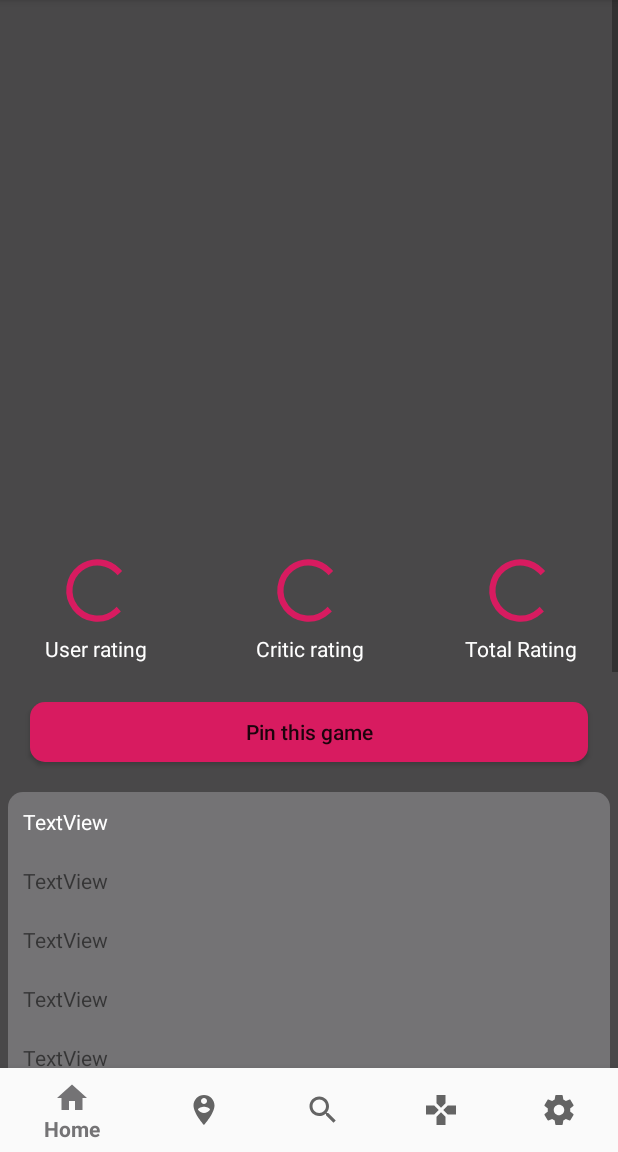
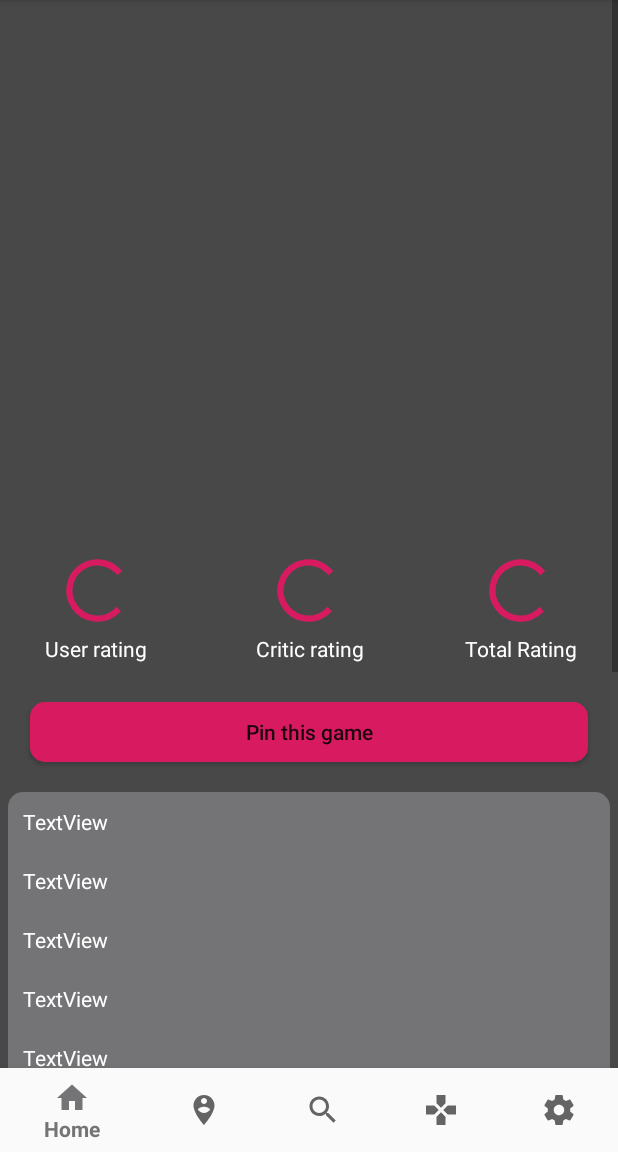
Before and after one commit to jonathanStevanka/GamersHub, an Android app: the fragment home_screenitemCLICK placed in its activity, on a phone screen of 412 x 824 dp, the part 84-1236 px from its top. Run offline under Robolectric (Android 15) with nearby library versions, the phone set to English and light mode, and no system bars; our stand-ins replace Picasso; libraries missing offline, so code that uses them is left out: com.androidnetworking, com.androidnetworking.common, com.androidnetworking.error, com.androidnetworking.interfaces, com.dinuscxj.progressbar and 1 more; plain views replace CircleProgressBar, DotsIndicator; pictures from the network do not load; 45 statements that could not run were skipped.

Commit message:
transfer to PC
-updated homescreenclick titles to white text

```diff
--- a/app/src/main/res/layout/fragment_home_screenitem_click.xml
+++ b/app/src/main/res/layout/fragment_home_screenitem_click.xml
@@ -184,10 +184,9 @@
 
             <com.tbuonomo.viewpagerdotsindicator.DotsIndicator
                 android:id="@+id/screenshotIndicator"
-                android:layout_width="wrap_content"
+                android:layout_width="0dp"
                 android:layout_height="22dp"
-                android:layout_marginStart="125dp"
-                android:layout_marginEnd="125dp"
+                android:gravity="center"
                 app:dotsColor="@color/colorPrimary"
                 app:dotsCornerRadius="8dp"
                 app:dotsSize="10dp"
@@ -210,6 +209,7 @@
                 android:background="@color/colorPrimary"
                 android:padding="10dp"
                 android:text="TextView"
+                android:textColor="@android:color/white"
                 app:layout_constraintEnd_toEndOf="parent"
                 app:layout_constraintHorizontal_bias="0.0"
                 app:layout_constraintStart_toStartOf="parent"
@@ -224,6 +224,7 @@
                 android:background="@color/colorPrimary"
                 android:padding="10dp"
                 android:text="TextView"
+                android:textColor="@android:color/white"
                 app:layout_constraintEnd_toEndOf="parent"
                 app:layout_constraintStart_toStartOf="parent"
                 app:layout_constraintTop_toBottomOf="@+id/videoGameImageURL" />
@@ -237,6 +238,7 @@
                 android:background="@color/colorPrimary"
                 android:padding="10dp"
                 android:text="TextView"
+                android:textColor="@android:color/white"
                 app:layout_constraintEnd_toEndOf="parent"
                 app:layout_constraintStart_toStartOf="parent"
                 app:layout_constraintTop_toBottomOf="@+id/videoGamePlatform" />
@@ -250,6 +252,7 @@
                 android:background="@color/colorPrimary"
                 android:padding="10dp"
                 android:text="TextView"
+                android:textColor="@android:color/white"
                 app:layout_constraintEnd_toEndOf="parent"
                 app:layout_constraintStart_toStartOf="parent"
                 app:layout_constraintTop_toBottomOf="@+id/videoGameWebURL" />
@@ -263,6 +266,7 @@
                 android:background="@color/colorPrimary"
                 android:padding="10dp"
                 android:text="TextView"
+                android:textColor="@android:color/white"
                 app:layout_constraintEnd_toEndOf="parent"
                 app:layout_constraintStart_toStartOf="parent"
                 app:layout_constraintTop_toBottomOf="@+id/videoGameCover" />
```
